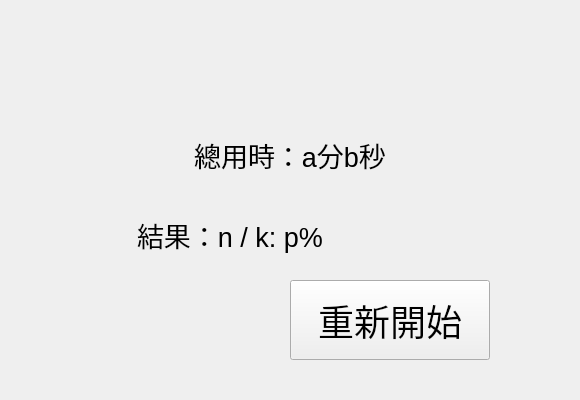
Qt form src/ui/endwidget.ui (hwc20896/EMProj_CMake) before a commit; both pictures show x 250 to 830 and y 300 to 700 of the 1000 by 700 pixel window.
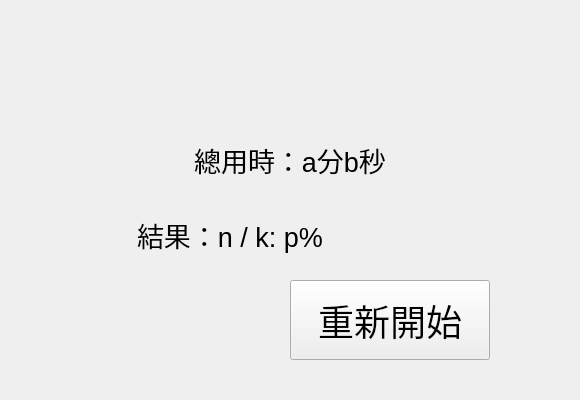
The same form after that commit. Icons and pictures are not drawn.

Commit message: Made the timeDisplay widget align to the two widgets below

Patch:
```diff
--- a/src/ui/endwidget.ui
+++ b/src/ui/endwidget.ui
@@ -109,10 +109,10 @@
   <widget class="QLabel" name="timeDisplay">
    <property name="geometry">
     <rect>
-     <x>350</x>
+     <x>330</x>
      <y>425</y>
-     <width>380</width>
-     <height>60</height>
+     <width>420</width>
+     <height>70</height>
     </rect>
    </property>
    <property name="font">
```
